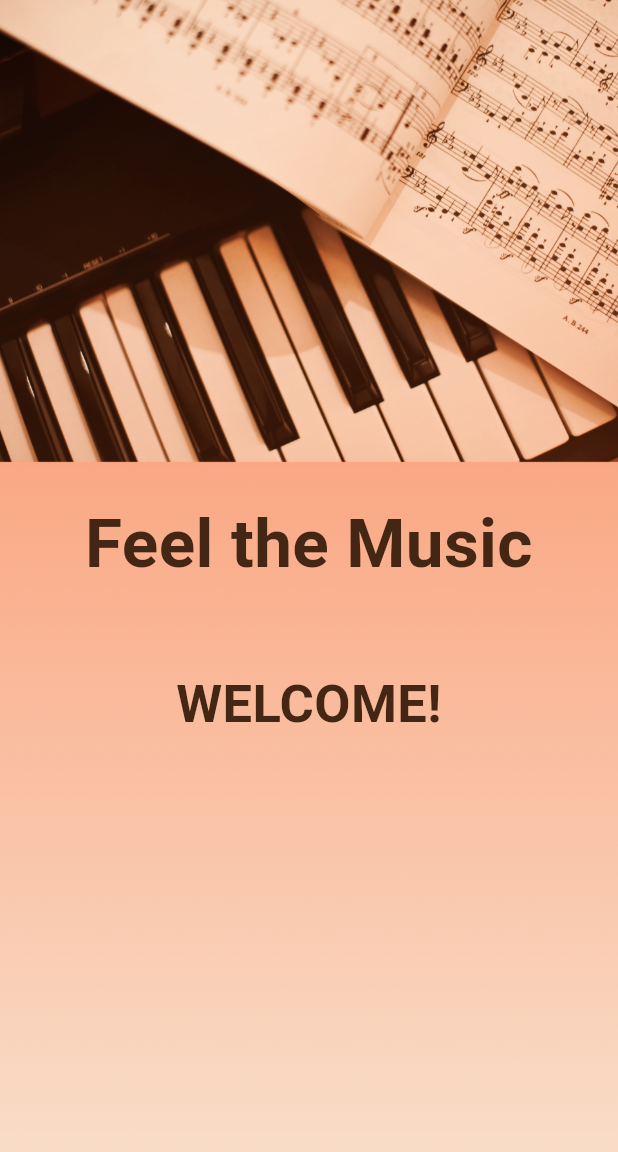
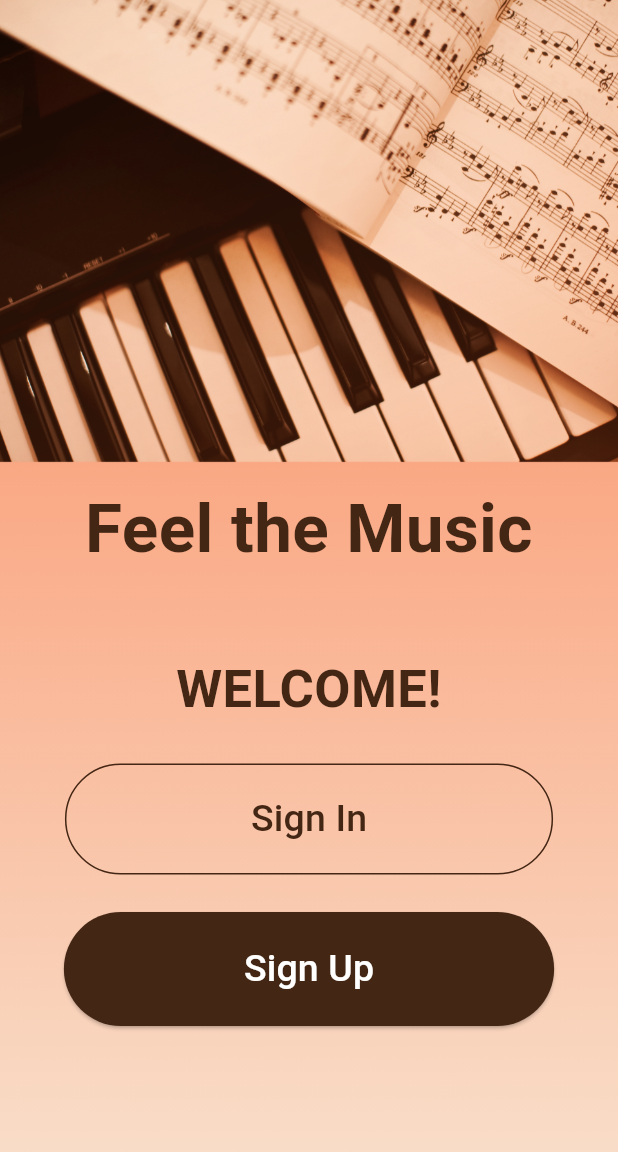
Before and after one commit to CuteER05/FFTM, a Flutter app: the screen it shows after launch, on a phone screen of 412 x 824 dp. Shown: the top 1152 px of the screen. Run offline on Flutter 3.47's test engine with Material 3 defaults, Android fonts, the phone set to English and light mode, and no system bars; our stand-ins replace google_fonts; missing offline and left inert: mongo_dart; Roboto replaces fonts that are missing (Rosario).

Commit message:
welcome page

```diff
--- a/lib/ui/registration-page.dart
+++ b/lib/ui/registration-page.dart
@@ -1,2 +1,11 @@
-// ignore: file_names
-// ignore_for_file: prefer_const_constructors_in_immutables, library_private_types_in_public_api, prefer_const_constructors
+import 'package:flutter/material.dart';
+
+class Registration extends StatelessWidget {
+  const Registration({super.key});
+  @override
+  Widget build(BuildContext context) {
+    return MaterialApp(
+      home: Scaffold(body: Container()),
+    );
+  }
+}
--- a/lib/ui/welcome-page.dart
+++ b/lib/ui/welcome-page.dart
@@ -1,8 +1,10 @@
 // ignore: file_names
 // ignore_for_file: prefer_const_constructors_in_immutables, library_private_types_in_public_api, prefer_const_constructors
 
+import 'package:fftm_project/ui/registration-page.dart';
 import 'package:flutter/material.dart';
 import 'package:google_fonts/google_fonts.dart';
+import './login-page.dart';
 
 class WelcomePage extends StatelessWidget {
   const WelcomePage({super.key});
@@ -11,14 +13,14 @@ class WelcomePage extends StatelessWidget {
     return MaterialApp(
       home: Scaffold(
         body: Container(
-          padding: EdgeInsets.only(top: 330),
+          padding: EdgeInsets.only(top: 320),
           width: double.infinity,
           height: double.infinity,
           decoration: BoxDecoration(
               image: DecorationImage(
                   image: AssetImage("images/main_bg.png"), fit: BoxFit.cover)),
           child: Column(
-            children: [
+            children: <Widget>[
               Text('Feel the Music',
                   style: GoogleFonts.museoModerno(
                       fontSize: 45,
@@ -32,7 +34,36 @@ class WelcomePage extends StatelessWidget {
                       fontWeight: FontWeight.bold,
                       color: Color(0xFF442614)),
                   textAlign: TextAlign.center),
-              SizedBox(height: 20)
+              SizedBox(height: 25),
+              OutlinedButton(
+                  onPressed: () {
+                    Navigator.push(context,
+                        MaterialPageRoute(builder: (context) => LogIn()));
+                  },
+                  style: OutlinedButton.styleFrom(
+                      side: BorderSide(color: Color(0xFF442614)),
+                      padding:
+                          EdgeInsets.symmetric(vertical: 19, horizontal: 124)),
+                  child: Text(
+                    'Sign In',
+                    style: GoogleFonts.rosario(
+                        fontSize: 25, color: Color(0xFF442614)),
+                  )),
+              SizedBox(height: 25),
+              ElevatedButton(
+                  onPressed: () {
+                    Navigator.push(
+                        context,
+                        MaterialPageRoute(
+                            builder: (context) => Registration()));
+                  },
+                  style: ElevatedButton.styleFrom(
+                      backgroundColor: Color(0xff442614),
+                      padding:
+                          EdgeInsets.symmetric(vertical: 20, horizontal: 120)),
+                  child: Text('Sign Up',
+                      style: GoogleFonts.rosario(
+                          fontSize: 25, color: Color(0xFFFFFFFF)))),
             ],
           ),
         ),
```
Also changed, not shown: lib/ui/login-page.dart (+59 -0 lines).
